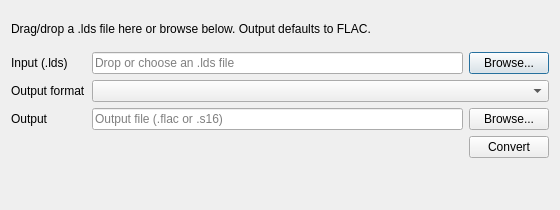
Old version of the form src/ld-lds-converter/converterdialog.ui in the repository n00mkrad/tbc-tools.
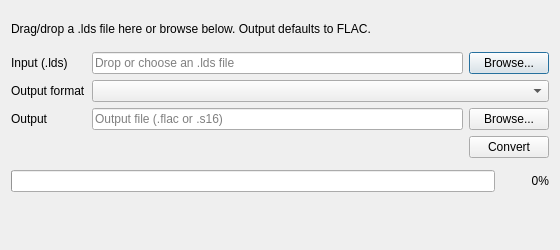
New version of the form.

Commit message:
Improve ld-lds-converter URI handling, progress UI, and defaults
- decode file:// URI inputs in CLI/GUI normalization paths
- add conversion progress reporting with GUI bar and percentage
- default FLAC compression to level 8 and update docs
- tighten GUI startup locale/style sanitization

```diff
--- a/src/ld-lds-converter/converterdialog.ui
+++ b/src/ld-lds-converter/converterdialog.ui
@@ -7,7 +7,7 @@
     <x>0</x>
     <y>0</y>
     <width>560</width>
-    <height>210</height>
+    <height>250</height>
    </rect>
   </property>
   <property name="windowTitle">
@@ -121,6 +121,42 @@
      </item>
     </layout>
    </item>
+   <item>
+    <layout class="QHBoxLayout" name="progressLayout">
+     <item>
+      <widget class="QProgressBar" name="progressBar">
+       <property name="minimum">
+        <number>0</number>
+       </property>
+       <property name="maximum">
+        <number>100</number>
+       </property>
+       <property name="value">
+        <number>0</number>
+       </property>
+       <property name="textVisible">
+        <bool>false</bool>
+       </property>
+      </widget>
+     </item>
+     <item>
+      <widget class="QLabel" name="progressPercentLabel">
+       <property name="minimumSize">
+        <size>
+         <width>48</width>
+         <height>0</height>
+        </size>
+       </property>
+       <property name="alignment">
+        <set>Qt::AlignRight|Qt::AlignTrailing|Qt::AlignVCenter</set>
+       </property>
+       <property name="text">
+        <string>0%</string>
+       </property>
+      </widget>
+     </item>
+    </layout>
+   </item>
    <item>
     <widget class="QLabel" name="statusLabel">
      <property name="text">
```
The commit also changes 7 other files.
